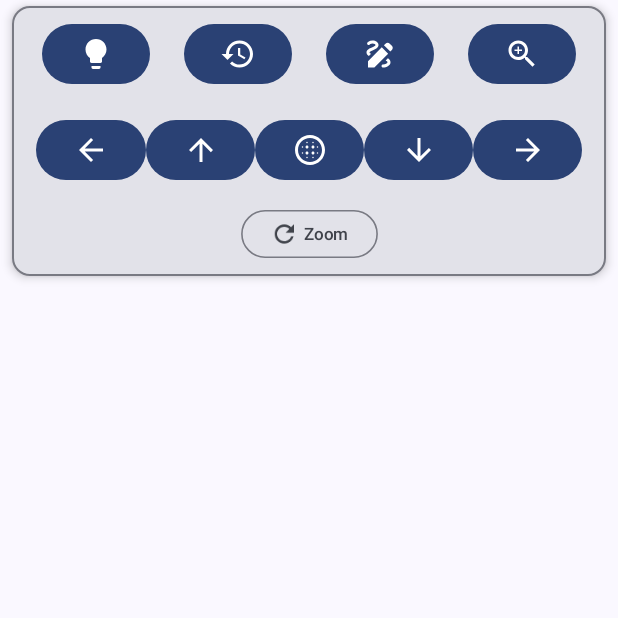
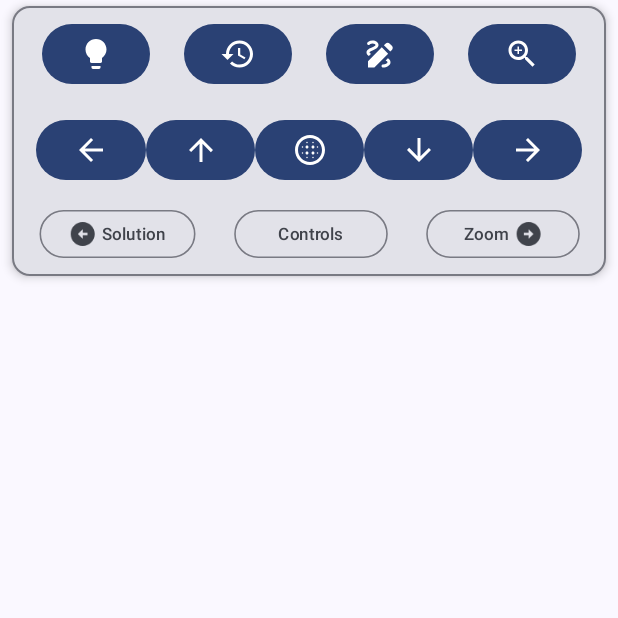
Before and after one commit to flowtron/sokoban, an Android app built with Jetpack Compose: the composable InteractionControlWidget called with empty values, on a phone screen of 412 x 824 dp, the top half of it. Run offline under Robolectric (Android 15) with nearby library versions, the phone set to English and light mode, and no system bars.

Commit message:
UI enhancements

```diff
--- a/app/build.gradle.kts
+++ b/app/build.gradle.kts
@@ -23,7 +23,7 @@ android {
 
         buildConfigField("String", "VERSION_NAME", "\"$versionName\"")
         buildConfigField("int", "VERSION_CODE", versionCode.toString())
-        buildConfigField("String", "BUILD_DATE", "\"${System.currentTimeMillis().toString()}\"") // too large for int
+        buildConfigField("String", "BUILD_DATE", "\"${System.currentTimeMillis()}\"")
         buildConfigField("String", "BUILD_TYPE", "\"DEVELOPMENT\"")
 
         testInstrumentationRunner = "androidx.test.runner.AndroidJUnitRunner"
@@ -66,7 +66,7 @@ dependencies {
 
     implementation(libs.hilt.android)
     implementation(libs.androidx.hilt)
-    //implementation(libs.hilt.navigation.compose)
+    implementation(libs.androidx.compose.ui.unit)
     ksp(libs.hilt.compiler)
 
     implementation(libs.androidx.room.runtime)
@@ -75,7 +75,7 @@ dependencies {
 
     implementation(libs.navigation.compose)
     implementation(libs.material.compose)
-    implementation(libs.androidx.runtime.livedata) // 20250801: only for LiveData<List<RoomLevel>>
+    implementation(libs.androidx.runtime.livedata)
     implementation(libs.androidx.lifecycle.livedata.ktx)
 
     testImplementation(libs.junit)
--- a/app/src/main/java/de/flowtron/sokoban/ui/game/InteractionControlWidget.kt
+++ b/app/src/main/java/de/flowtron/sokoban/ui/game/InteractionControlWidget.kt
@@ -5,13 +5,16 @@ import androidx.compose.animation.animateContentSize
 import androidx.compose.foundation.BorderStroke
 import androidx.compose.foundation.layout.Box
 import androidx.compose.foundation.layout.Column
+import androidx.compose.foundation.layout.Row
 import androidx.compose.foundation.layout.Spacer
+import androidx.compose.foundation.layout.defaultMinSize
 import androidx.compose.foundation.layout.fillMaxWidth
 import androidx.compose.foundation.layout.height
 import androidx.compose.foundation.layout.padding
 import androidx.compose.foundation.layout.width
 import androidx.compose.material.icons.Icons
-import androidx.compose.material.icons.filled.Refresh
+import androidx.compose.material.icons.filled.ArrowCircleLeft
+import androidx.compose.material.icons.filled.ArrowCircleRight
 import androidx.compose.material3.Card
 import androidx.compose.material3.CardDefaults
 import androidx.compose.material3.ExperimentalMaterial3Api
@@ -27,10 +30,8 @@ import androidx.compose.ui.draw.scale
 import androidx.compose.ui.tooling.preview.Preview
 import androidx.compose.ui.unit.dp
 import androidx.lifecycle.compose.collectAsStateWithLifecycle
-import dagger.hilt.android.qualifiers.ApplicationContext
 import de.flowtron.sokoban.game.LevelProgress
 import de.flowtron.sokoban.state.StateFlowHolder
-import de.flowtron.sokoban.ui.ToastHandler
 
 /*
     onToolAClick: () -> Unit,
@@ -57,19 +58,7 @@ fun InteractionControlWidget(
     onRightClickSolution: () -> Unit,
 ) {
     val basicCurrentMode by stateFlowHolder.gameToolStateFlow.interactionMode.collectAsStateWithLifecycle()
-    var currentMode = basicCurrentMode
-    val cycleMode = {
-        currentMode = when (basicCurrentMode) {
-            InteractionMode.MAIN_CONTROLS -> InteractionMode.ZOOM_CONTROLS
-            InteractionMode.ZOOM_CONTROLS -> InteractionMode.HISTORY_CONTROLS
-            InteractionMode.HISTORY_CONTROLS -> InteractionMode.SOLUTION_CONTROLS
-            InteractionMode.SOLUTION_CONTROLS -> InteractionMode.MAIN_CONTROLS
-        }
-        stateFlowHolder.gameToolStateFlow.setGameTool(currentMode)
-        Log.d("InteractionControlWidget", "Mode changed to $currentMode")
 
-        Unit
-    }
     Card(
         modifier = modifier
             .fillMaxWidth()
@@ -79,6 +68,87 @@ fun InteractionControlWidget(
     ) {
         Column(horizontalAlignment = Alignment.CenterHorizontally) {
             Box(modifier = Modifier.animateContentSize()) {
+                UiControlsForMode(
+                    stateFlowHolder,
+                    basicCurrentMode,
+                    onLeftClickOffset,
+                    onUpClickOffset,
+                    onCenterClickOffset,
+                    onDownClickOffset,
+                    onRightClickOffset,
+                    levelProgress,
+                    onSolutionClick,
+                    onLeftClickSolution,
+                    onRightClickSolution
+                )
+            }
+            UiControlsForModeChange(stateFlowHolder, basicCurrentMode)
+        }
+    }
+}
+
+private fun cycleMode(stateFlowHolder: StateFlowHolder, currentMode: InteractionMode, cycleStep: Int = 1) {
+    val cycledMode = (currentMode.ordinal + cycleStep + InteractionMode.entries.size) % InteractionMode.entries.size
+    val nextInteractionMode = InteractionMode.entries[cycledMode]
+    stateFlowHolder.gameToolStateFlow.setGameTool(nextInteractionMode)
+    Log.d("InteractionControlWidget", "Mode changed by $cycleStep to ${stateFlowHolder.gameToolStateFlow.interactionMode}")
+}
+
+@Composable
+private fun UiControlsForModeChange(stateFlowHolder: StateFlowHolder, currentMode: InteractionMode) {
+    val rowMinSize = 128.dp
+    val rowModifier = Modifier
+        .padding(bottom = 8.dp, top = 4.dp)
+        .height(40.dp)
+        .scale(0.8f)
+        .defaultMinSize(rowMinSize)
+
+    //.border(width = BorderStroke(2.dp, Color.TRANSPARENT), color = Color.TRANSPARENT, shape = RectangleShape)
+    // Icons
+    // Icons.Filled.Refresh
+    Row {
+        OutlinedButton(
+            onClick = { cycleMode(stateFlowHolder, currentMode, -1) },
+            modifier = rowModifier
+        ) {
+            Icon(Icons.Filled.ArrowCircleLeft, contentDescription = "Cycle Mode")
+            Spacer(Modifier.width(4.dp))
+            Text( interactionModeName( stepInteractionMode(currentMode, -1) ) )
+        }
+
+        //Text( interactionModeName( currentMode ) )
+        OutlinedButton(
+            onClick = { },
+            modifier = rowModifier
+        ) {
+            Text( interactionModeName( currentMode ) )
+        }
+
+        OutlinedButton(
+            onClick = { cycleMode(stateFlowHolder, currentMode, 1) },
+            modifier = rowModifier
+        ) {
+            Text( interactionModeName( stepInteractionMode(currentMode, +1) ) )
+            Spacer(Modifier.width(4.dp))
+            Icon(Icons.Filled.ArrowCircleRight, contentDescription = "Cycle Mode")
+        }
+    }
+}
+
+@Composable
+private fun UiControlsForMode(
+    stateFlowHolder: StateFlowHolder,
+    currentMode: InteractionMode,
+    onLeftClickOffset: () -> Unit,
+    onUpClickOffset: () -> Unit,
+    onCenterClickOffset: () -> Unit,
+    onDownClickOffset: () -> Unit,
+    onRightClickOffset: () -> Unit,
+    levelProgress: LevelProgress?,
+    onSolutionClick: () -> Unit,
+    onLeftClickSolution: () -> Unit,
+    onRightClickSolution: () -> Unit
+) {
     when (currentMode) {
         InteractionMode.MAIN_CONTROLS -> MainInteractionControls(
             onSolutionClick = {
@@ -120,29 +190,23 @@ fun InteractionControlWidget(
         )
     }
 }
-            OutlinedButton(
-                onClick = cycleMode,
-                modifier = Modifier
-                    .padding(bottom = 8.dp, top = 4.dp)
-                    .height(40.dp)
-                    .scale(0.8f)
-            ) {
-                Icon(Icons.Filled.Refresh, contentDescription = "Cycle Mode")
-                Spacer(Modifier.width(4.dp))
-                Text(nextModeName(currentMode))
-            }
-        }
+
+private fun interactionModeName(currentMode: InteractionMode): String {
+    return when (currentMode) {
+        InteractionMode.MAIN_CONTROLS -> "Controls"
+        InteractionMode.ZOOM_CONTROLS -> "Zoom"
+        InteractionMode.HISTORY_CONTROLS -> "History"
+        InteractionMode.SOLUTION_CONTROLS -> "Solution"
     }
 }
 
-private fun nextModeName(currentMode: InteractionMode): String {
-    return when (currentMode) {
-        InteractionMode.MAIN_CONTROLS -> "Zoom"
-        InteractionMode.ZOOM_CONTROLS -> "History"
-        InteractionMode.HISTORY_CONTROLS -> "Solution"
-        InteractionMode.SOLUTION_CONTROLS -> "Controls"
+private fun stepInteractionMode(currentMode: InteractionMode, step: Int = 1): InteractionMode {
+    val currentModeOrdinal = currentMode.ordinal
+    val setSize = InteractionMode.entries.size
+    val steppedModeOrdinal = ( currentModeOrdinal + step + setSize) % setSize
+    return InteractionMode.entries[steppedModeOrdinal]
 }
-}
+
 
 /**
  * InteractionMode.MAIN_CONTROLS -> InteractionMode.ZOOM_CONTROLS
--- a/app/src/main/res/values/colors.xml
+++ b/app/src/main/res/values/colors.xml
@@ -8,8 +8,11 @@
     <color name="black">#FF000000</color>
     <color name="white">#FFFFFFFF</color>
     <color name="comboProviderBG">#FF68A0C0</color>
-    <color name="worldHeadBG">#FF49925D</color>
+    <color name="worldHeadFG">#FF202020</color>
+    <color name="worldHeadBG">#FF99E2AD</color>
+    <color name="worldHeadBG2">#FF49925D</color>
     <color name="levelFreshBG">#FF495D92</color>
     <color name="levelFinishedBG">#FF293D52</color>
+    <color name="levelCurrentActive">#FF1680D8</color>
     <color name="levelUsedSolution">#FFFF0000</color>
 </resources>
--- a/gradle/libs.versions.toml
+++ b/gradle/libs.versions.toml
@@ -15,7 +15,8 @@ lifecycleRuntimeKtx = "2.9.2"
 navigationCompose = "2.9.2"
 espressoCore = "3.6.1"
 junit = "4.13.2"
-agp = "8.13.0"
+agp = "8.13.1"
+uiUnit = "1.9.5"
 
 [libraries]
 androidx-core-ktx = { group = "androidx.core", name = "core-ktx", version.ref = "coreKtx" }
@@ -45,6 +46,7 @@ navigation-compose = { group = "androidx.navigation", name = "navigation-compose
 material-compose = { group ="androidx.compose.material", name = "material-icons-extended-android", version.ref = "materialCompose" }
 androidx-lifecycle-livedata-ktx = { group = "androidx.lifecycle", name = "lifecycle-livedata-ktx", version.ref = "lifecycleLivedataKtx" }
 androidx-runtime-livedata = { group = "androidx.compose.runtime", name = "runtime-livedata", version.ref = "runtimeLivedata" }
+androidx-compose-ui-unit = { group = "androidx.compose.ui", name = "ui-unit", version.ref = "uiUnit" }
 
 [plugins]
 android-application = { id = "com.android.application", version.ref = "agp" }
```
Also changed, not shown: app/src/main/java/de/flowtron/sokoban/ui/game/VisualDataRender.kt (+10 -3 lines), app/src/main/java/de/flowtron/sokoban/ui/screens/GameScreen.kt (+12 -3 lines), app/src/main/java/de/flowtron/sokoban/ui/screens/LevelsScreen.kt (+95 -17 lines). Lines whose indentation alone changed are shown as unchanged.
